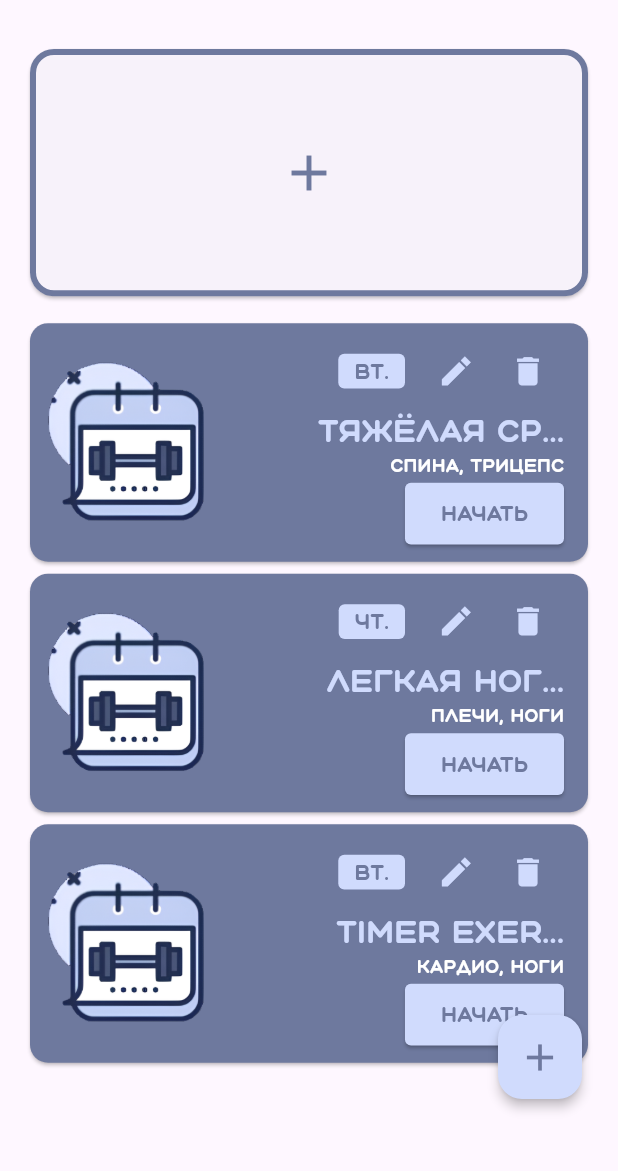
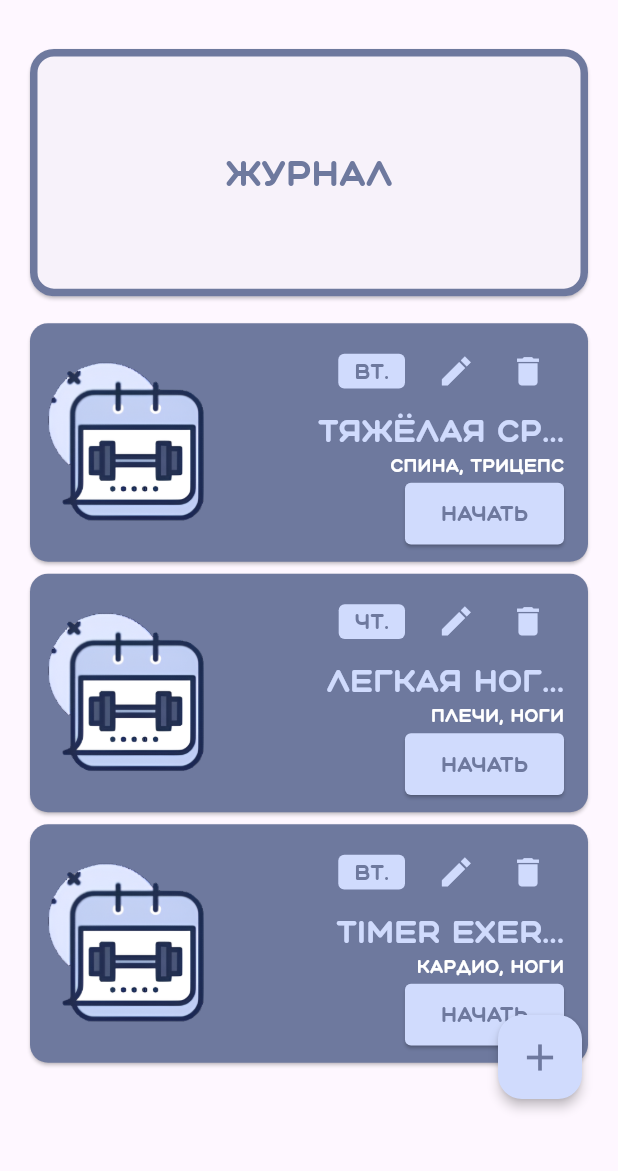
Before and after one commit to MatveyNevirets/BodyBuddies, a Flutter app: the WorkoutsMenuScreen screen opened by its route, on a phone screen of 412 x 824 dp, the part 65-1236 px from its top. Run offline on Flutter 3.47's test engine with Material 3 defaults, Android fonts, the phone set to English and light mode, and no system bars; our stand-ins replace bloc, equatable, flutter_bloc.

Commit message:
Created: Based logic of workouts journal, saved: data, title, workout duration. Need to realise uniqual exercises of CURRENT workout, workout what be in runtime

```diff
--- a/lib/features/workouts/presentation/widgets/features_cards/workouts/widgets/workouts_menu/run_workout/bloc/run_workout_bloc.dart
+++ b/lib/features/workouts/presentation/widgets/features_cards/workouts/widgets/workouts_menu/run_workout/bloc/run_workout_bloc.dart
@@ -1,12 +1,9 @@
-import 'dart:async';
-
 import 'package:bloc/bloc.dart';
 import 'package:equatable/equatable.dart';
 import 'package:flutter/material.dart';
 import 'package:meta/meta.dart';
 
 import '../../widgets/workout_entities/entity/exercise_entity.dart';
-import '../widgets/workout_timer/workout_ticker.dart';
 
 part 'run_workout_event.dart';
 
@@ -43,7 +40,7 @@ class RunWorkoutBloc extends Bloc<RunWorkoutEvent, RunWorkoutState> {
     emit(CompleteWorkout(
         exercises: exercises,
         currentExercise: currentExercise,
-        duration: workoutTimerDuration));
+        duration: event.workoutTimerDuration));
   }
 
   onWorkoutRested(ExerciseRestEvent event, Emitter<RunWorkoutState> emit) {
--- a/lib/features/workouts/presentation/widgets/features_cards/workouts/widgets/workouts_menu/run_workout/bloc/run_workout_state.dart
+++ b/lib/features/workouts/presentation/widgets/features_cards/workouts/widgets/workouts_menu/run_workout/bloc/run_workout_state.dart
@@ -15,7 +15,6 @@ sealed class RunWorkoutState extends Equatable {
   });
 
   @override
-  // TODO: implement props
   List<Object?> get props => [exercises, currentExercise];
 }
 
--- a/lib/features/workouts/presentation/widgets/features_cards/workouts/widgets/workouts_menu/run_workout/widgets/workout_timer/reverse_ticker.dart
+++ b/lib/features/workouts/presentation/widgets/features_cards/workouts/widgets/workouts_menu/run_workout/widgets/workout_timer/reverse_ticker.dart
@@ -1,5 +1,5 @@
 class ReverseTicker {
   Stream<int> reverseTick(int duration) {
-    return Stream.periodic(Duration(seconds: 1), (x) => duration - x - 1);
+    return Stream.periodic(const Duration(seconds: 1), (x) => duration - x - 1);
   }
 }
--- a/lib/features/workouts/presentation/widgets/features_cards/workouts/widgets/workouts_menu/widgets/workout_card_on_list.dart
+++ b/lib/features/workouts/presentation/widgets/features_cards/workouts/widgets/workouts_menu/widgets/workout_card_on_list.dart
@@ -3,6 +3,7 @@
 import 'package:body_buddies/core/styles/styles.dart';
 import 'package:body_buddies/features/workouts/presentation/widgets/features_cards/workouts/widgets/workouts_menu/bloc/workouts_menu_bloc.dart';
 import 'package:body_buddies/features/workouts/presentation/widgets/features_cards/workouts/widgets/workouts_menu/domain/fake_workouts_database.dart';
+import 'package:body_buddies/features/workouts/presentation/widgets/features_cards/workouts/widgets/workouts_menu/widgets/workout_create_entity/presentation/workout_create_screen.dart';
 import 'package:body_buddies/features/workouts/presentation/widgets/features_cards/workouts/widgets/workouts_menu/widgets/workout_entities/entity/exercise_entity.dart';
 import 'package:body_buddies/features/workouts/presentation/widgets/features_cards/workouts/widgets/workouts_menu/widgets/workout_entities/entity/workout_entity.dart';
 import 'package:body_buddies/features/workouts/presentation/widgets/features_cards/workouts/widgets/workouts_menu/widgets/workout_entities/entity/new_workout_button.dart';
@@ -25,11 +26,9 @@ class WorkoutCardOnList extends StatelessWidget {
 
   @override
   Widget build(BuildContext context) {
-    List<ExerciseEntity> exercises = workout.exercises;
-
     openWorkout() {
       Navigator.of(context)
-          .pushNamed("workouts_menu/current_workout/", arguments: exercises);
+          .pushNamed("workouts_menu/current_workout/", arguments: workout);
     }
 
     return GestureDetector(
@@ -44,7 +43,7 @@ class WorkoutCardOnList extends StatelessWidget {
           child: Row(
             crossAxisAlignment: CrossAxisAlignment.center,
             children: [
-              SizedBox(
+              const SizedBox(
                 width: 5,
               ),
               Image(
@@ -76,14 +75,14 @@ class WorkoutCardOnList extends StatelessWidget {
                               style: Styles.workout_text_style_week_day,
                             ),
                           ),
-                          SizedBox(
+                          const SizedBox(
                             width: 10,
                           ),
                           IconButton(
                             onPressed: () =>
-                                editCurrentWorkout(context, exercises),
+                                editCurrentWorkout(context, workout.exercises),
                             color: Colours.workoutCardForegroundColor,
-                            icon: Icon(
+                            icon: const Icon(
                               Icons.mode_sharp,
                               size: 25,
                             ),
@@ -91,7 +90,7 @@ class WorkoutCardOnList extends StatelessWidget {
                           IconButton(
                             onPressed: () => removeCurrentWorkout(context),
                             color: Colours.workoutCardForegroundColor,
-                            icon: Icon(
+                            icon: const Icon(
                               Icons.delete,
                               size: 25,
                             ),
@@ -122,7 +121,7 @@ class WorkoutCardOnList extends StatelessWidget {
                     mainAxisAlignment: MainAxisAlignment.end,
                     children: [
                       NewWorkoutButton(
-                          () => runCurrentWorkout(context, exercises),
+                          () => runCurrentWorkout(context),
                           Size(MediaQuery.sizeOf(context).width / 5,
                               MediaQuery.sizeOf(context).width / 10)),
                     ],
@@ -149,10 +148,9 @@ class WorkoutCardOnList extends StatelessWidget {
 
   void runCurrentWorkout(
     BuildContext context,
-    List<ExerciseEntity> exercises,
   ) {
     Navigator.of(context)
-        .pushNamed("workouts_menu/run_workout/", arguments: exercises);
+        .pushNamed("workouts_menu/run_workout/", arguments: workout);
   }
 
   String getMusclesGroupOnString() {
@@ -169,14 +167,6 @@ class WorkoutCardOnList extends StatelessWidget {
     if (workout.legs) groups.add(Strings.legs);
 
     return groups.toString().substring(1, groups.toString().length - 1);
-  }
-
-  String truncateText(String text, int maxLength) {
-    if (text.length <= maxLength) {
-      return text;
-    } else {
-      return '${text.substring(0, maxLength)}...';
-    }
   }
 }
 
--- a/lib/features/workouts/presentation/widgets/features_cards/workouts/widgets/workouts_menu/widgets/workout_create_entity/widgets/add_exercise/presentation/add_exercise_screen.dart
+++ b/lib/features/workouts/presentation/widgets/features_cards/workouts/widgets/workouts_menu/widgets/workout_create_entity/widgets/add_exercise/presentation/add_exercise_screen.dart
@@ -31,7 +31,6 @@ class _AddExerciseScreenState extends State<AddExerciseScreen> {
 
   @override
   void initState() {
-    // TODO: implement initState
     super.initState();
     searchExercises();
     searchTextFieldController.addListener(searchExercises);
--- a/lib/features/workouts/presentation/widgets/features_cards/workouts/widgets/workouts_menu/widgets/workout_entities/entity/add_card_entity.dart
+++ b/lib/features/workouts/presentation/widgets/features_cards/workouts/widgets/workouts_menu/widgets/workout_entities/entity/add_card_entity.dart
@@ -1,10 +1,7 @@
 // ignore_for_file: must_be_immutable
 
 import 'package:body_buddies/core/styles/styles.dart';
-import 'package:body_buddies/features/workouts/presentation/widgets/features_cards/workouts/widgets/workouts_menu/domain/exercises_database.dart';
-import 'package:body_buddies/features/workouts/presentation/widgets/features_cards/workouts/widgets/workouts_menu/domain/fake_workouts_database.dart';
 import 'package:body_buddies/features/workouts/presentation/widgets/features_cards/workouts/widgets/workouts_menu/widgets/workout_entities/entity/exercise_entity.dart';
-import 'package:body_buddies/features/workouts/presentation/widgets/features_cards/workouts/widgets/workouts_menu/widgets/workout_entities/entity/workout_entity.dart';
 import 'package:flutter/material.dart';
 
 import '../../../../../../../../../../../core/colors/colors.dart';
@@ -14,10 +11,10 @@ class OpenWorkoutsJournal extends StatelessWidget {
 
   List<ExerciseEntity> emptyList = [];
 
+  OpenWorkoutsJournal({super.key});
+
   openJournal(BuildContext context) {
-    Navigator.of(context).pushNamed(
-      "/workouts_menu/workouts_journal/"
-    );
+    Navigator.of(context).pushNamed("/workouts_menu/workouts_journal/");
   }
 
   @override
@@ -32,15 +29,14 @@ class OpenWorkoutsJournal extends StatelessWidget {
             child: Container(
               height: MediaQuery.sizeOf(context).height / 5,
               decoration: BoxDecoration(
-                  border: Border.all(width: 4, color: borderColor),
+                  border: Border.all(
+                      width: 5, color: Colours.workout_card_background_color),
                   borderRadius: BorderRadius.circular(16)),
-              child: const Center(
-                child: Icon(
-                  Icons.add,
-                  color: borderColor,
-                  size: 40,
-                ),
-              ),
+              child: Center(
+                  child: Text(
+                "Журнал",
+                style: Styles.workout_text_style_background_24,
+              )),
             ),
           ),
         ),
--- a/lib/features/workouts/presentation/widgets/features_cards/workouts/widgets/workouts_menu/widgets/workout_entities/entity/workout_entity.dart
+++ b/lib/features/workouts/presentation/widgets/features_cards/workouts/widgets/workouts_menu/widgets/workout_entities/entity/workout_entity.dart
@@ -6,7 +6,7 @@ class WorkoutEntity {
 
   bool chest, back, legs, biceps, triceps, forearms, shoulders, abs, cardio;
 
-  String dateWhenTodo;
+  String dateWhenTodo, allWorkoutLength;
 
   List<ExerciseEntity> exercises = [];
 
@@ -14,6 +14,7 @@ class WorkoutEntity {
     required this.title,
     required this.exercises,
     this.dateWhenTodo = "",
+    this.allWorkoutLength = "",
     this.weekday = -1,
     this.abs = false,
     this.shoulders = false,
--- a/lib/features/workouts/presentation/widgets/features_cards/workouts/widgets/workouts_menu/workouts_menu_screen.dart
+++ b/lib/features/workouts/presentation/widgets/features_cards/workouts/widgets/workouts_menu/workouts_menu_screen.dart
@@ -43,9 +43,12 @@ class WorkoutsMenuScreen extends StatelessWidget {
             child: FloatingActionButton(
               elevation: 3,
               onPressed: () => createWorkout(),
-              child: Icon(Icons.add, size: 30,),
               backgroundColor: Colours.workoutCardForegroundColor,
               foregroundColor: Colours.workout_card_background_color,
+              child: const Icon(
+                Icons.add,
+                size: 30,
+              ),
             ),
           ),
           body: Container(
```
Also changed, not shown: lib/bin/body_buddies.dart (+6 -3 lines), lib/features/workouts/presentation/widgets/features_cards/workouts/widgets/workouts_menu/run_workout/presentation/run_workout_screen.dart (+26 -11 lines), lib/features/workouts/presentation/widgets/features_cards/workouts/widgets/workouts_menu/run_workout/widgets/run_exercise_screen.dart (+29 -6 lines), lib/features/workouts/presentation/widgets/features_cards/workouts/widgets/workouts_menu/run_workout/widgets/run_rest_screen.dart (+4 -3 lines), lib/features/workouts/presentation/widgets/features_cards/workouts/widgets/workouts_menu/run_workout/widgets/run_timer_exercise_screen.dart (+6 -5 lines), lib/features/workouts/presentation/widgets/features_cards/workouts/widgets/workouts_menu/widgets/workout_create_entity/presentation/workout_create_screen.dart (+4 -4 lines), lib/features/workouts/presentation/widgets/features_cards/workouts/widgets/workouts_menu/widgets/workout_create_entity/widgets/exercise_item_on_list.dart (+4 -3 lines), lib/features/workouts/presentation/widgets/features_cards/workouts/widgets/workouts_menu/widgets/workout_create_entity/widgets/timer_exercise_item_on_list.dart (+4 -5 lines), lib/features/workouts/presentation/widgets/features_cards/workouts/widgets/workouts_menu/widgets/workout_entities/current_workout_screen.dart (+21 -17 lines), lib/features/workouts/presentation/widgets/features_cards/workouts/widgets/workouts_menu/workouts_journal/bloc/workouts_journal_cubit.dart (+10 -0 lines), lib/features/workouts/presentation/widgets/features_cards/workouts/widgets/workouts_menu/workouts_journal/presentation/workouts_journal_screen.dart (+8 -3 lines), lib/features/workouts/presentation/widgets/features_cards/workouts/widgets/workouts_menu/workouts_journal/widgets/journal_workout_card_item.dart (+22 -11 lines).
